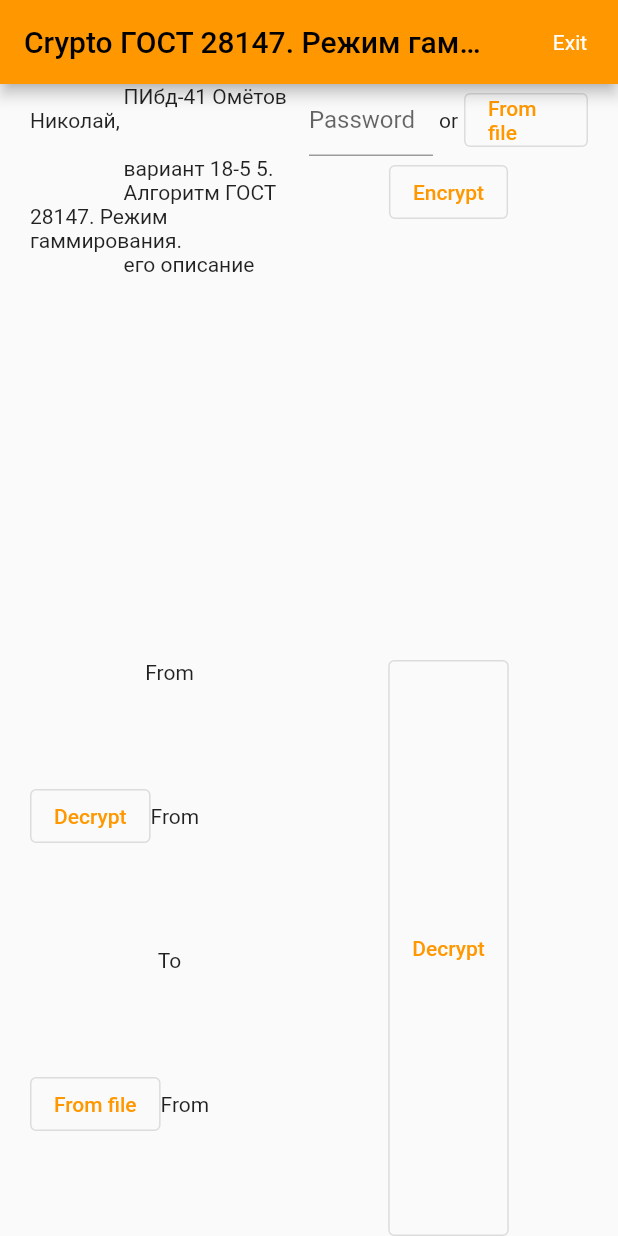
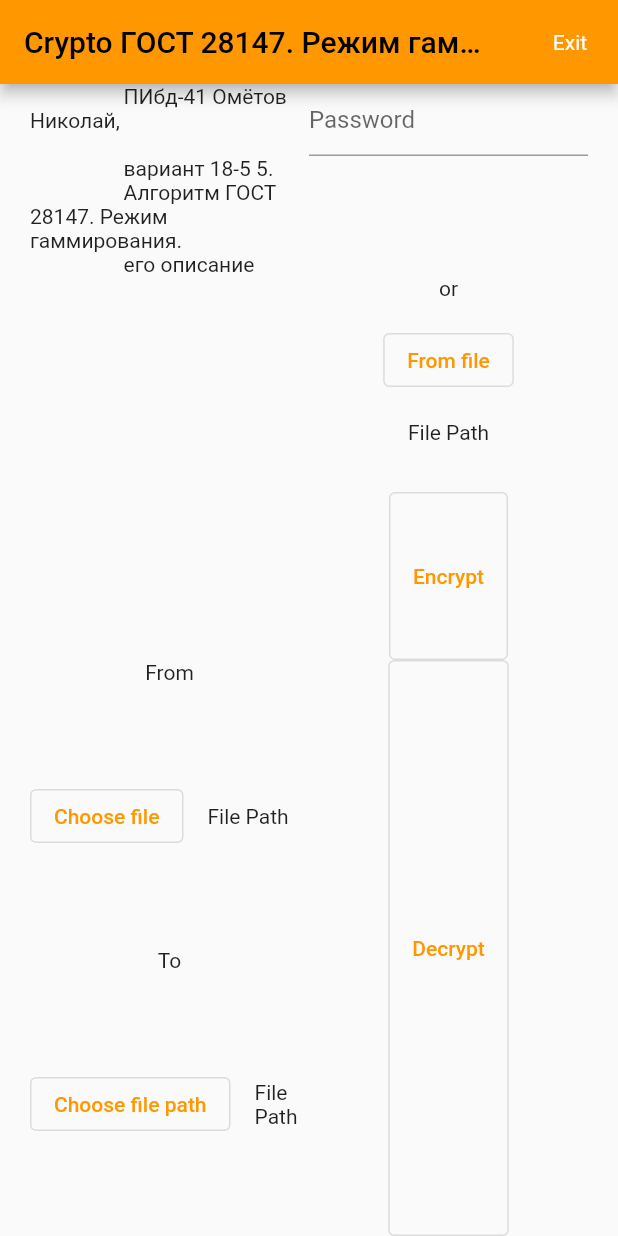
Before and after one commit to KolasikOmetov/info_safety_labs, a Flutter app: the screen it shows after launch, after a tap on "From file", on a phone screen of 412 x 824 dp. Run offline on Flutter 3.47's test engine with Material 2 defaults, Android fonts, the phone set to English and light mode, and no system bars; our stand-ins replace file_picker; missing offline and left inert: dart_des.

Commit message:
feat: set encrypte

```diff
--- a/info_safety_lab2/lib/controllers/entrance_controller.dart
+++ b/info_safety_lab2/lib/controllers/entrance_controller.dart
@@ -1,9 +1,14 @@
 import 'package:flutter/material.dart';
+import 'package:info_safety_lab2/services/system_service.dart';
 
 class EntranceController extends ChangeNotifier {
-  EntranceController();
+  EntranceController(this.systemService);
 
+  final SystemService systemService;
   String password = '';
+  String? pathPassword;
+  String? pathFrom;
+  String? pathTo;
 
   void setPassword(password) => this.password = password;
 
@@ -14,4 +19,67 @@ class EntranceController extends ChangeNotifier {
   }) {
     onSuccess();
   }
+
+  void setPathFrom() async {
+    String? filepath = await SystemService.chooseFile();
+    if (filepath != null) {
+      pathFrom = filepath;
+      notifyListeners();
+    }
+  }
+
+  void setPasswordPath() async {
+    String? filepath = await SystemService.chooseFile();
+    if (filepath != null) {
+      pathPassword = filepath;
+      notifyListeners();
+    }
+  }
+
+  void setPathTo() async {
+    String? filepath = await SystemService.chooseSaveFilePath();
+    if (filepath != null) {
+      pathTo = filepath;
+      notifyListeners();
+    }
+  }
+
+  void encrypt({
+    required void Function(String text) onError,
+    required void Function(String text) onSuccess,
+  }) async {
+    final pathTo = this.pathTo;
+    final pathFrom = this.pathFrom;
+    final pathPassword = this.pathPassword;
+
+    if (pathTo == null) {
+      onError('Path "To" must be set');
+      return;
+    }
+    if (pathFrom == null) {
+      onError('Path "From" must be set');
+      return;
+    }
+
+    try {
+      final String oldContent = await systemService.readFile(pathFrom);
+      String userPassword = '';
+      if (password.isNotEmpty) {
+        userPassword = password;
+      } else {
+        if (pathPassword == null) {
+          onError('Password must be set');
+          return;
+        }
+        userPassword = await systemService.readFile(pathPassword);
+      }
+      final String newContent = '$userPassword\n$oldContent';
+
+      systemService.writeFile(pathTo, newContent.codeUnits);
+    } catch (e) {
+      onError(e.toString());
+      return;
+    }
+    onSuccess('File $pathFrom was encrypted in file $pathTo');
+  }
 }
--- a/info_safety_lab2/lib/main.dart
+++ b/info_safety_lab2/lib/main.dart
@@ -5,7 +5,7 @@ import 'package:provider/provider.dart';
 
 void main() async {
   WidgetsFlutterBinding.ensureInitialized();
-  final SystemService systemService = await SystemService.init();
+  final SystemService systemService = SystemService();
   runApp(App(systemService: systemService));
 }
 
--- a/info_safety_lab2/lib/pages/entrance_page.dart
+++ b/info_safety_lab2/lib/pages/entrance_page.dart
@@ -1,5 +1,7 @@
 import 'package:flutter/material.dart';
 import 'package:info_safety_lab2/controllers/entrance_controller.dart';
+import 'package:info_safety_lab2/utils/context_x.dart';
+import 'package:info_safety_lab2/utils/utils.dart';
 import 'package:info_safety_lab2/widgets/app_scafold.dart';
 import 'package:provider/provider.dart';
 
@@ -9,7 +11,7 @@ class EntrancePage extends StatelessWidget {
   @override
   Widget build(BuildContext context) {
     return ChangeNotifierProvider(
-      create: (_) => EntranceController(),
+      create: (_) => EntranceController(context.read()),
       child: const _Content(),
     );
   }
@@ -90,35 +92,39 @@ class _EncryptSection extends StatelessWidget {
   Widget build(BuildContext context) {
     return Column(
       children: [
-        Row(
-          children: [
-            const Expanded(
+        Expanded(
           child: TextField(
-                decoration: InputDecoration(hintText: 'Password'),
+            decoration: const InputDecoration(hintText: 'Password'),
+            onChanged: (String text) => context.entranceController.setPassword(text),
           ),
         ),
-            const SizedBox(
-              width: 4,
-            ),
+        const SizedBox(height: 16),
         const Text('or'),
-            const SizedBox(
-              width: 4,
-            ),
+        const SizedBox(height: 16),
         Expanded(
           child: Column(
             children: [
               OutlinedButton(
-                    onPressed: () {},
+                onPressed: () => context.entranceController.setPasswordPath(),
                 child: const Text('From file'),
+              ),
+              const SizedBox(height: 16),
+              Consumer<EntranceController>(
+                builder: (context, state, _) {
+                  return Text(state.pathPassword ?? 'File Path');
+                },
               ),
             ],
           ),
         ),
-          ],
+        Expanded(
+          child: OutlinedButton(
+            onPressed: () => context.entranceController.encrypt(
+              onError: (String text) => showInfo(context, 'Error', text),
+              onSuccess: (String text) => showInfo(context, 'Success', text),
             ),
-        OutlinedButton(
-          onPressed: () {},
             child: const Text('Encrypt'),
+          ),
         ),
       ],
     );
@@ -140,27 +146,38 @@ class _ChooseFilesSection extends StatelessWidget {
           child: Row(
             children: [
               OutlinedButton(
-              onPressed: () {},
-              child: const Text('Decrypt'),
+                onPressed: () => context.entranceController.setPathFrom(),
+                child: const Text('Choose file'),
               ),
-            const Expanded(child: Text('From')),
+              const SizedBox(width: 16),
+              Expanded(
+                child: Consumer<EntranceController>(
+                  builder: (context, state, _) {
+                    return Text(state.pathFrom ?? 'File Path');
+                  },
+                ),
+              ),
             ],
-        )),
-        const SizedBox(
-          width: 4,
           ),
+        ),
+        const SizedBox(width: 4),
         const Text('To'),
-        const SizedBox(
-          width: 4,
-        ),
+        const SizedBox(width: 4),
         Expanded(
           child: Row(
             children: [
               OutlinedButton(
-                onPressed: () {},
-                child: const Text('From file'),
+                onPressed: () => context.entranceController.setPathTo(),
+                child: const Text('Choose file path'),
               ),
-              const Expanded(child: Text('From')),
+              const SizedBox(width: 16),
+              Expanded(
+                child: Consumer<EntranceController>(
+                  builder: (context, state, _) {
+                    return Text(state.pathTo ?? 'File Path');
+                  },
+                ),
+              ),
             ],
           ),
         ),
--- a/info_safety_lab2/lib/services/system_service.dart
+++ b/info_safety_lab2/lib/services/system_service.dart
@@ -1,39 +1,18 @@
 import 'dart:async';
 import 'dart:io';
 
-import 'package:info_safety_lab2/services/crypto_service.dart';
-import 'package:path_provider/path_provider.dart';
+import 'package:file_picker/file_picker.dart';
 
 class SystemService {
-  SystemService._(this._cryptoService, {required this.tempPath, required this.docPath});
+  static Future<String?> chooseFile() async {
+    final FilePickerResult? result = await FilePicker.platform.pickFiles();
 
-  final String docPath;
-  final String tempPath;
-  final CryptoService _cryptoService;
+    return result?.files.single.path;
+  }
 
-  /// Файлы для хранения данных
-  ///
-  /// Зашифрованный и постоянный
-  static const usersDataFileName = 'users_data';
+  static Future<String?> chooseSaveFilePath() => FilePicker.platform.saveFile();
 
-  /// Открытый и временный
-  static const tmpUsersDataFileName = 'tmp_users_data';
+  Future<void> writeFile(String path, List<int> bytes) => File(path).writeAsBytes(bytes);
 
-  String get docUsersDataPath => '$docPath/$usersDataFileName';
-  String get tempUsersDataPath => '$tempPath/$tmpUsersDataFileName';
-
-  static Future<SystemService> init() async {
-    /// Папка с постоянными документами приложения
-    final Directory docDirectory = await getApplicationDocumentsDirectory();
-
-    /// Папка кэша приложения
-    final Directory tempDirectory = await getTemporaryDirectory();
-    final CryptoService cryptoService = CryptoService();
-
-    return SystemService._(
-      cryptoService,
-      docPath: docDirectory.path,
-      tempPath: tempDirectory.path,
-    );
-  }
+  Future<String> readFile(String path) => File(path).readAsString();
 }
--- a/info_safety_lab2/pubspec.yaml
+++ b/info_safety_lab2/pubspec.yaml
@@ -17,6 +17,7 @@ dependencies:
   path_provider: 2.0.11
   dart_des: 1.0.0
   crypto: 3.0.2
+  file_picker: 5.2.2
 
 dev_dependencies:
   flutter_test:
```
Also changed, not shown: ere.txt (added, +8 -0 lines), info_safety_lab2/lib/utils/utils.dart (+17 -0 lines), info_safety_lab2/pubspec.lock. Lines whose indentation alone changed are shown as unchanged.
